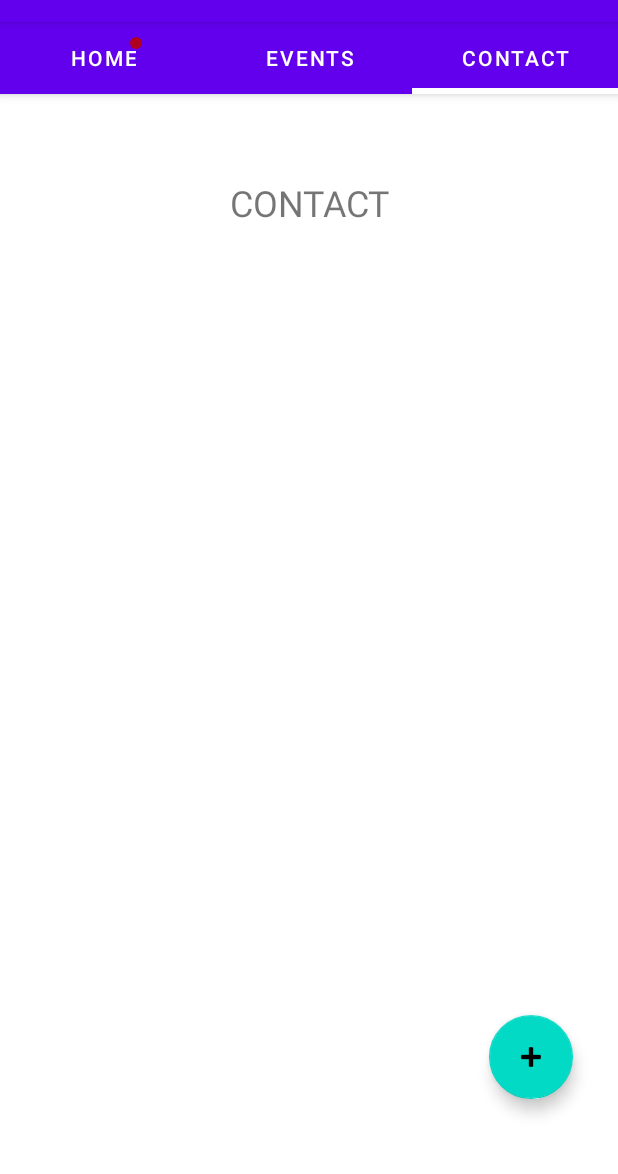
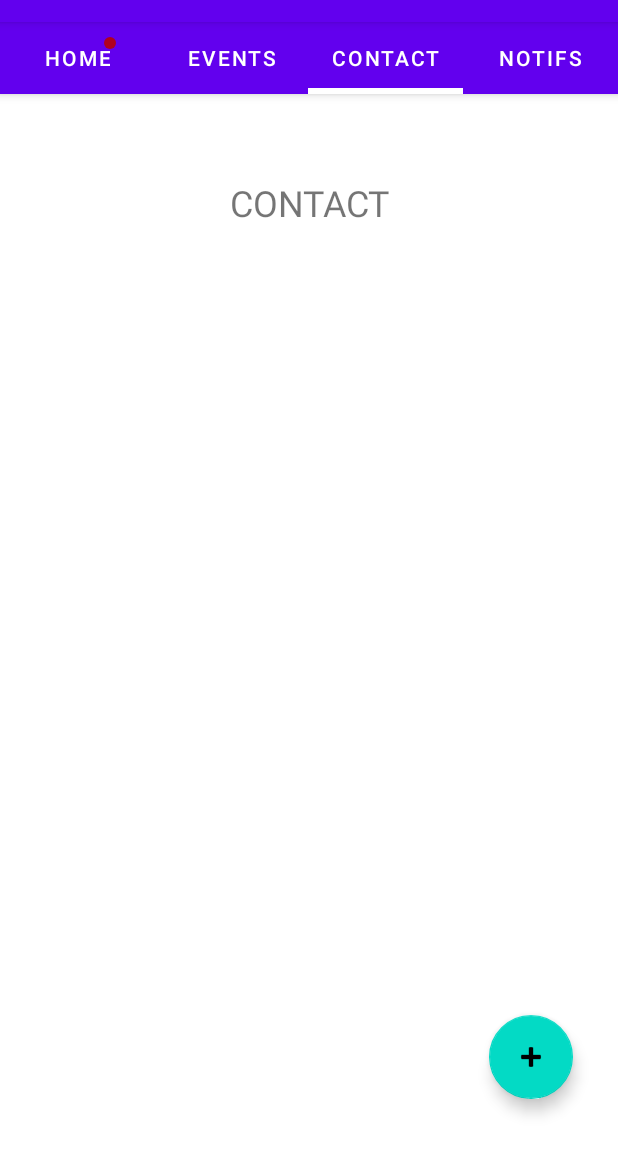
Before and after one commit to Antonin555/FriendsWave, an Android app: the screen it shows after launch (HomeActivity), tab 3 chosen, on a phone screen of 412 x 824 dp, the part 62-1236 px from its top. Run offline under Robolectric (Android 15) with nearby library versions, the phone set to English and light mode, and no system bars; our stand-ins replace Firebase (no records; nobody signed in at launch, a user with empty details on screens opened directly), RxJava, data binding; libraries missing offline, so code that uses them is left out: androidx.databinding.library, org.kodein.di; 8 statements that could not run were skipped.

Commit message:
Add Notifs Fragment

```diff
--- a/dev/app/src/main/java/com/antonin/friendswave/adapter/AdapterFragment.kt
+++ b/dev/app/src/main/java/com/antonin/friendswave/adapter/AdapterFragment.kt
@@ -6,9 +6,10 @@ import androidx.viewpager2.adapter.FragmentStateAdapter
 import com.antonin.friendswave.ui.fragment.ContactFragment
 import com.antonin.friendswave.ui.fragment.EventFragment
 import com.antonin.friendswave.ui.fragment.HomeFragment
+import com.antonin.friendswave.ui.fragment.NotifsFragment
 
 class AdapterFragment(fa: FragmentActivity) : FragmentStateAdapter(fa) {
-    override fun getItemCount(): Int = 3
+    override fun getItemCount(): Int = 4
 
     override fun createFragment(position: Int): Fragment {
         when (position) {
@@ -21,6 +22,9 @@ class AdapterFragment(fa: FragmentActivity) : FragmentStateAdapter(fa) {
             2 -> {
                 return ContactFragment()
             }
+            3 -> {
+                return NotifsFragment()
+            }
 
 
         }
--- /dev/null
+++ b/dev/app/src/main/java/com/antonin/friendswave/ui/fragment/NotifsFragment.kt
@@ -0,0 +1,25 @@
+package com.antonin.friendswave.ui.fragment
+
+import android.os.Bundle
+import androidx.fragment.app.Fragment
+import android.view.LayoutInflater
+import android.view.View
+import android.view.ViewGroup
+import com.antonin.friendswave.R
+
+
+class NotifsFragment : Fragment() {
+
+
+    override fun onCreate(savedInstanceState: Bundle?) {
+        super.onCreate(savedInstanceState)
+
+    }
+
+    override fun onCreateView(inflater: LayoutInflater, container: ViewGroup?, savedInstanceState: Bundle?): View? {
+
+        return inflater.inflate(R.layout.fragment_notifs, container, false)
+    }
+
+
+}
--- a/dev/app/src/main/java/com/antonin/friendswave/ui/home/HomeActivity.kt
+++ b/dev/app/src/main/java/com/antonin/friendswave/ui/home/HomeActivity.kt
@@ -38,6 +38,7 @@ class HomeActivity : AppCompatActivity() {
             "Home",
             "Events",
             "Contact",
+            "Notifs"
         )
 
 
--- a/dev/app/src/main/res/values/strings.xml
+++ b/dev/app/src/main/res/values/strings.xml
@@ -22,9 +22,8 @@
     <string name="add_event_description">Description : </string>
     <string name="add_event_nbre_personnes">Nombre de personnes : </string>
     <string name="add_event_btn_publier">publier </string>
-
-
-
+    <!-- TODO: Remove or change this placeholder text -->
+    <string name="hello_blank_fragment">Hello blank fragment</string>
 
 
 </resources>
```
Also changed, not shown: dev/app/src/main/res/layout/fragment_notifs.xml (added, +14 -0 lines).
